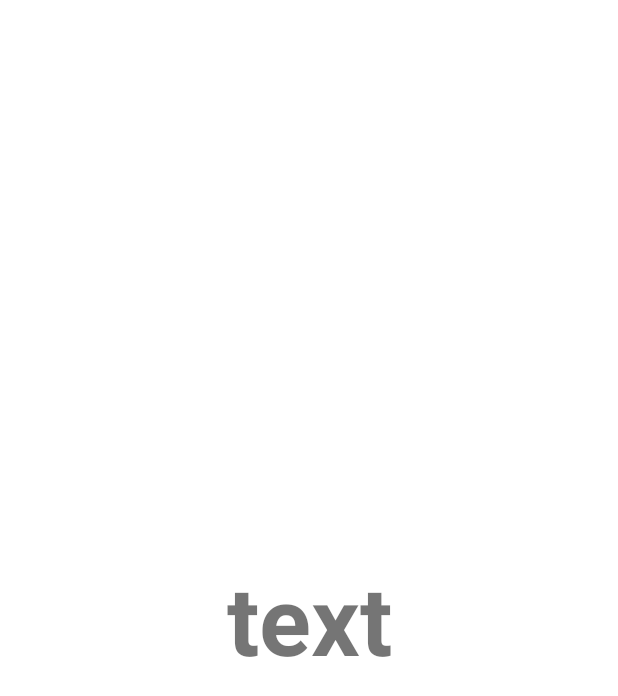
After one commit to bkkn/gb_android1_project2_calculator, an Android app: the layout lookup_activity.xml on its own in the app's theme, with its tools: preview values and no code run, on a phone screen of 412 x 824 dp. The commit adds this screen. Shown: the top 696 px of the screen. Run offline under Robolectric (Android 15) with nearby library versions, the phone set to English and light mode, and no system bars.

Commit message:
Tasks 4,5 completed: expression doesn't depend on rotation and is transmitted to second activity Basic tasks 1-5 seem to be completed

```diff
--- a/app/src/main/AndroidManifest.xml
+++ b/app/src/main/AndroidManifest.xml
@@ -18,6 +18,7 @@
                 <category android:name="android.intent.category.LAUNCHER" />
             </intent-filter>
         </activity>
+        <activity android:name=".LookupActivity"/>
     </application>
 
 </manifest>
--- /dev/null
+++ b/app/src/main/res/layout/lookup_activity.xml
@@ -0,0 +1,19 @@
+<?xml version="1.0" encoding="utf-8"?>
+<androidx.constraintlayout.widget.ConstraintLayout xmlns:android="http://schemas.android.com/apk/res/android"
+    xmlns:app="http://schemas.android.com/apk/res-auto"
+    xmlns:tools="http://schemas.android.com/tools"
+    android:layout_width="match_parent"
+    android:layout_height="match_parent">
+
+    <TextView
+        android:id="@+id/lookup_edit_text"
+        android:layout_width="wrap_content"
+        android:layout_height="wrap_content"
+        tools:text="text"
+        android:textSize="64sp"
+        android:textStyle="bold"
+        app:layout_constraintBottom_toBottomOf="parent"
+        app:layout_constraintEnd_toEndOf="parent"
+        app:layout_constraintStart_toStartOf="parent"
+        app:layout_constraintTop_toTopOf="parent" />
+</androidx.constraintlayout.widget.ConstraintLayout>
```
Also changed, not shown: app/src/main/java/me/bkkn/gb_android1_project2_calculator/LookupActivity.java (added, +26 -0 lines), app/src/main/java/me/bkkn/gb_android1_project2_calculator/MainActivity.java (+12 -2 lines).
